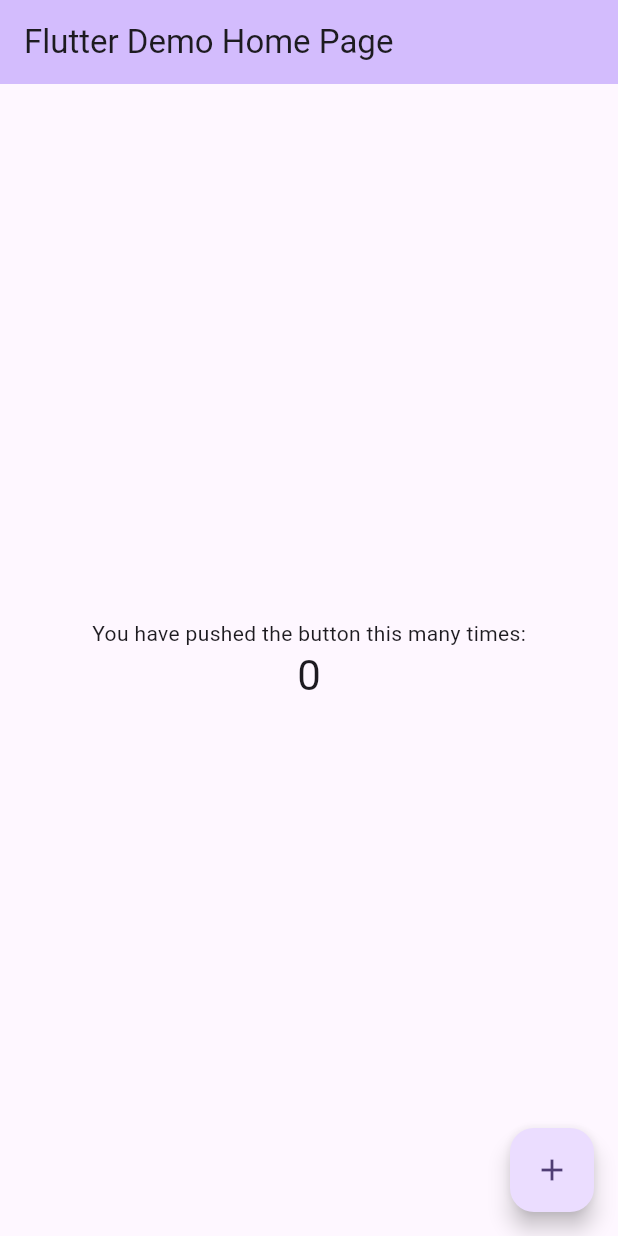
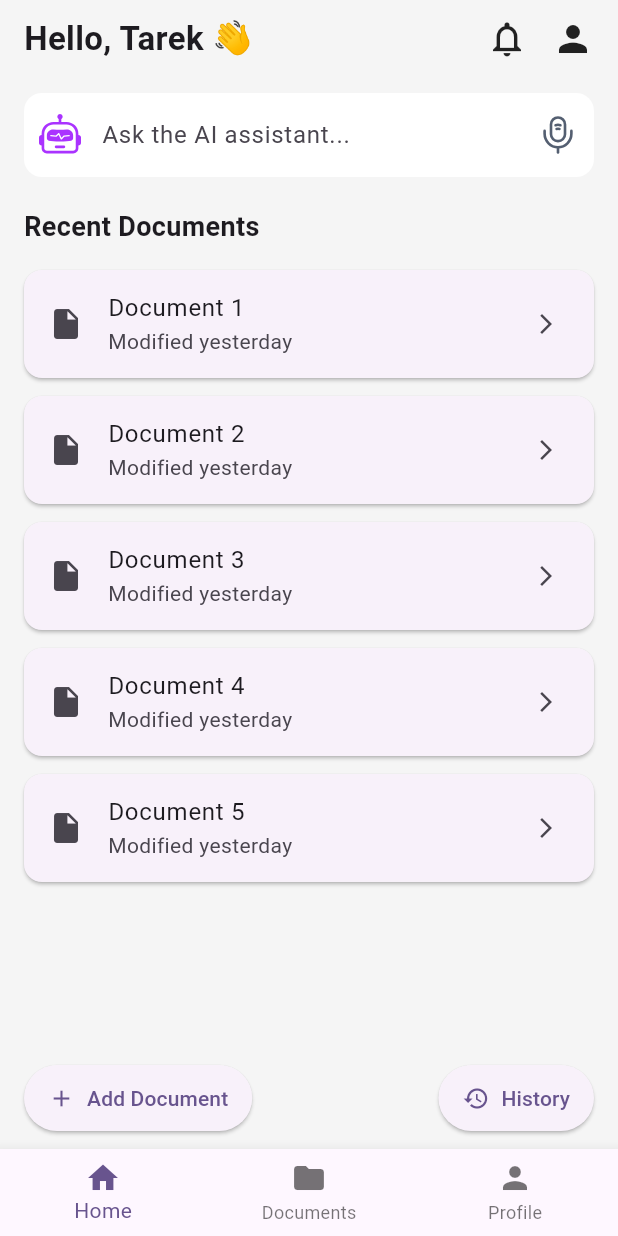
Before and after one commit to The-soulless12/Innov-Digital, a Flutter app: the screen it shows after launch, on a phone screen of 412 x 824 dp. Run offline on Flutter 3.47's test engine with Material 3 defaults, Android fonts, the phone set to English and light mode, and no system bars; our stand-ins replace flutter_svg.

Commit message:
premiere base de front

```diff
--- a/innov_digital/lib/main.dart
+++ b/innov_digital/lib/main.dart
@@ -1,4 +1,5 @@
 import 'package:flutter/material.dart';
+import 'screens/home_screen.dart';
 
 void main() {
   runApp(const MyApp());
@@ -7,116 +8,15 @@ void main() {
 class MyApp extends StatelessWidget {
   const MyApp({super.key});
 
-  // This widget is the root of your application.
   @override
   Widget build(BuildContext context) {
     return MaterialApp(
-      title: 'Flutter Demo',
+      title: 'Doc Manager',
       theme: ThemeData(
-        // This is the theme of your application.
-        //
-        // TRY THIS: Try running your application with "flutter run". You'll see
-        // the application has a purple toolbar. Then, without quitting the app,
-        // try changing the seedColor in the colorScheme below to Colors.green
-        // and then invoke "hot reload" (save your changes or press the "hot
-        // reload" button in a Flutter-supported IDE, or press "r" if you used
-        // the command line to start the app).
-        //
-        // Notice that the counter didn't reset back to zero; the application
-        // state is not lost during the reload. To reset the state, use hot
-        // restart instead.
-        //
-        // This works for code too, not just values: Most code changes can be
-        // tested with just a hot reload.
         colorScheme: ColorScheme.fromSeed(seedColor: Colors.deepPurple),
+        useMaterial3: true,
       ),
-      home: const MyHomePage(title: 'Flutter Demo Home Page'),
+      home: HomeScreen(),
     );
   }
 }
-
-class MyHomePage extends StatefulWidget {
-  const MyHomePage({super.key, required this.title});
-
-  // This widget is the home page of your application. It is stateful, meaning
-  // that it has a State object (defined below) that contains fields that affect
-  // how it looks.
-
-  // This class is the configuration for the state. It holds the values (in this
-  // case the title) provided by the parent (in this case the App widget) and
-  // used by the build method of the State. Fields in a Widget subclass are
-  // always marked "final".
-
-  final String title;
-
-  @override
-  State<MyHomePage> createState() => _MyHomePageState();
-}
-
-class _MyHomePageState extends State<MyHomePage> {
-  int _counter = 0;
-
-  void _incrementCounter() {
-    setState(() {
-      // This call to setState tells the Flutter framework that something has
-      // changed in this State, which causes it to rerun the build method below
-      // so that the display can reflect the updated values. If we changed
-      // _counter without calling setState(), then the build method would not be
-      // called again, and so nothing would appear to happen.
-      _counter++;
-    });
-  }
-
-  @override
-  Widget build(BuildContext context) {
-    // This method is rerun every time setState is called, for instance as done
-    // by the _incrementCounter method above.
-    //
-    // The Flutter framework has been optimized to make rerunning build methods
-    // fast, so that you can just rebuild anything that needs updating rather
-    // than having to individually change instances of widgets.
-    return Scaffold(
-      appBar: AppBar(
-        // TRY THIS: Try changing the color here to a specific color (to
-        // Colors.amber, perhaps?) and trigger a hot reload to see the AppBar
-        // change color while the other colors stay the same.
-        backgroundColor: Theme.of(context).colorScheme.inversePrimary,
-        // Here we take the value from the MyHomePage object that was created by
-        // the App.build method, and use it to set our appbar title.
-        title: Text(widget.title),
-      ),
-      body: Center(
-        // Center is a layout widget. It takes a single child and positions it
-        // in the middle of the parent.
-        child: Column(
-          // Column is also a layout widget. It takes a list of children and
-          // arranges them vertically. By default, it sizes itself to fit its
-          // children horizontally, and tries to be as tall as its parent.
-          //
-          // Column has various properties to control how it sizes itself and
-          // how it positions its children. Here we use mainAxisAlignment to
-          // center the children vertically; the main axis here is the vertical
-          // axis because Columns are vertical (the cross axis would be
-          // horizontal).
-          //
-          // TRY THIS: Invoke "debug painting" (choose the "Toggle Debug Paint"
-          // action in the IDE, or press "p" in the console), to see the
-          // wireframe for each widget.
-          mainAxisAlignment: MainAxisAlignment.center,
-          children: <Widget>[
-            const Text('You have pushed the button this many times:'),
-            Text(
-              '$_counter',
-              style: Theme.of(context).textTheme.headlineMedium,
-            ),
-          ],
-        ),
-      ),
-      floatingActionButton: FloatingActionButton(
-        onPressed: _incrementCounter,
-        tooltip: 'Increment',
-        child: const Icon(Icons.add),
-      ), // This trailing comma makes auto-formatting nicer for build methods.
-    );
-  }
-}
--- /dev/null
+++ b/innov_digital/lib/screens/home_screen.dart
@@ -0,0 +1,45 @@
+import 'package:flutter/material.dart';
+import '../widgets/top_bar.dart';
+import '../widgets/ai_search_bar.dart';
+import '../widgets/recent_documents_list.dart';
+import '../widgets/action_buttons.dart';
+
+class HomeScreen extends StatelessWidget {
+  const HomeScreen({super.key});
+
+  @override
+  Widget build(BuildContext context) {
+    return Scaffold(
+      backgroundColor: Colors.grey[100],
+      body: SafeArea(
+        child: Padding(
+          padding: const EdgeInsets.symmetric(horizontal: 16, vertical: 10),
+          child: Column(
+            crossAxisAlignment: CrossAxisAlignment.start,
+            children: const [
+              TopBar(),
+              SizedBox(height: 20),
+              AISearchBar(),
+              SizedBox(height: 20),
+              Text(
+                'Recent Documents',
+                style: TextStyle(fontSize: 18, fontWeight: FontWeight.w600),
+              ),
+              SizedBox(height: 10),
+              Expanded(child: RecentDocumentsList()),
+              ActionButtons(),
+            ],
+          ),
+        ),
+      ),
+      bottomNavigationBar: BottomNavigationBar(
+        currentIndex: 0,
+        items: const [
+          BottomNavigationBarItem(icon: Icon(Icons.home), label: 'Home'),
+          BottomNavigationBarItem(icon: Icon(Icons.folder), label: 'Documents'),
+          BottomNavigationBarItem(icon: Icon(Icons.person), label: 'Profile'),
+        ],
+      ),
+    );
+  }
+}
--- /dev/null
+++ b/innov_digital/lib/widgets/action_buttons.dart
@@ -0,0 +1,33 @@
+import 'package:flutter/material.dart';
+
+class ActionButtons extends StatelessWidget {
+  const ActionButtons({super.key});
+
+  @override
+  Widget build(BuildContext context) {
+    return Padding(
+      padding: const EdgeInsets.only(top: 12.0),
+      child: Row(
+        mainAxisAlignment: MainAxisAlignment.spaceBetween,
+        children: [
+          ElevatedButton.icon(
+            onPressed: () {},
+            icon: const Icon(Icons.add),
+            label: const Text('Add Document'),
+            style: ElevatedButton.styleFrom(
+              padding: const EdgeInsets.symmetric(horizontal: 16, vertical: 12),
+            ),
+          ),
+          ElevatedButton.icon(
+            onPressed: () {},
+            icon: const Icon(Icons.history),
+            label: const Text('History'),
+            style: ElevatedButton.styleFrom(
+              padding: const EdgeInsets.symmetric(horizontal: 16, vertical: 12),
+            ),
+          ),
+        ],
+      ),
+    );
+  }
+}
--- /dev/null
+++ b/innov_digital/lib/widgets/ai_search_bar.dart
@@ -0,0 +1,40 @@
+import 'package:flutter/material.dart';
+import 'package:flutter_svg/flutter_svg.dart';
+
+class AISearchBar extends StatelessWidget {
+  const AISearchBar({super.key});
+
+  @override
+  Widget build(BuildContext context) {
+    return TextField(
+      decoration: InputDecoration(
+        hintText: 'Ask the AI assistant...',
+        prefixIcon: Padding(
+          padding: const EdgeInsets.all(10.0),
+          child: SvgPicture.asset(
+            'assets/Robot.svg',
+            width: 24,
+            height: 24,
+            // Optional: Set icon color
+          ),
+        ),
+        suffixIcon: Padding(
+          padding: const EdgeInsets.all(10.0),
+          child: SvgPicture.asset(
+            'assets/microphone-2.svg',
+            width: 24,
+            height: 24,
+
+          ),
+        ),
+        filled: true,
+        fillColor: const Color.fromARGB(255, 255, 255, 255),
+        contentPadding: const EdgeInsets.symmetric(vertical: 16),
+        border: OutlineInputBorder(
+          borderRadius: BorderRadius.circular(12),
+          borderSide: BorderSide.none,
+        ),
+      ),
+    );
+  }
+}
--- /dev/null
+++ b/innov_digital/lib/widgets/recent_documents_list.dart
@@ -0,0 +1,23 @@
+import 'package:flutter/material.dart';
+
+class RecentDocumentsList extends StatelessWidget {
+  const RecentDocumentsList({super.key});
+
+  @override
+  Widget build(BuildContext context) {
+    return ListView.builder(
+      itemCount: 5,
+      itemBuilder: (context, index) {
+        return Card(
+          margin: const EdgeInsets.symmetric(vertical: 6),
+          child: ListTile(
+            leading: const Icon(Icons.insert_drive_file),
+            title: Text('Document ${index + 1}'),
+            subtitle: const Text('Modified yesterday'),
+            trailing: const Icon(Icons.arrow_forward_ios, size: 16),
+          ),
+        );
+      },
+    );
+  }
+}
--- /dev/null
+++ b/innov_digital/lib/widgets/top_bar.dart
@@ -0,0 +1,29 @@
+import 'package:flutter/material.dart';
+
+class TopBar extends StatelessWidget {
+  const TopBar({super.key});
+
+  @override
+  Widget build(BuildContext context) {
+    return Row(
+      mainAxisAlignment: MainAxisAlignment.spaceBetween,
+      children: [
+        const Text(
+          'Hello, Tarek 👋',
+          style: TextStyle(fontSize: 22, fontWeight: FontWeight.bold),
+        ),
+        Row(
+          children: const [
+            Icon(Icons.notifications_none, size: 28),
+            SizedBox(width: 16),
+            Icon(Icons.person, size: 28),
+            //CircleAvatar(
+              //radius: 18,
+              //backgroundImage: AssetImage('assets/profile.jpg'),
+            //),
+          ],
+        ),
+      ],
+    );
+  }
+}
--- a/innov_digital/pubspec.yaml
+++ b/innov_digital/pubspec.yaml
@@ -34,6 +34,7 @@ dependencies:
   # The following adds the Cupertino Icons font to your application.
   # Use with the CupertinoIcons class for iOS style icons.
   cupertino_icons: ^1.0.8
+  flutter_svg: ^2.0.9
 
 dev_dependencies:
   flutter_test:
@@ -51,7 +52,9 @@ dev_dependencies:
 
 # The following section is specific to Flutter packages.
 flutter:
-
+  assets:
+    - assets/Robot.svg
+    - assets/microphone-2.svg
   # The following line ensures that the Material Icons font is
   # included with your application, so that you can use the icons in
   # the material Icons class.
```
Also changed, not shown: innov_digital/assets/Robot.png (added), innov_digital/assets/Robot.svg (added), innov_digital/assets/image.svg (added), innov_digital/assets/microphone-2.png (added), innov_digital/assets/microphone-2.svg (added), innov_digital/assets/music.svg (added), innov_digital/assets/profile.png (added), innov_digital/assets/send.svg (added), innov_digital/assets/text.svg (added), innov_digital/pubspec.lock.
